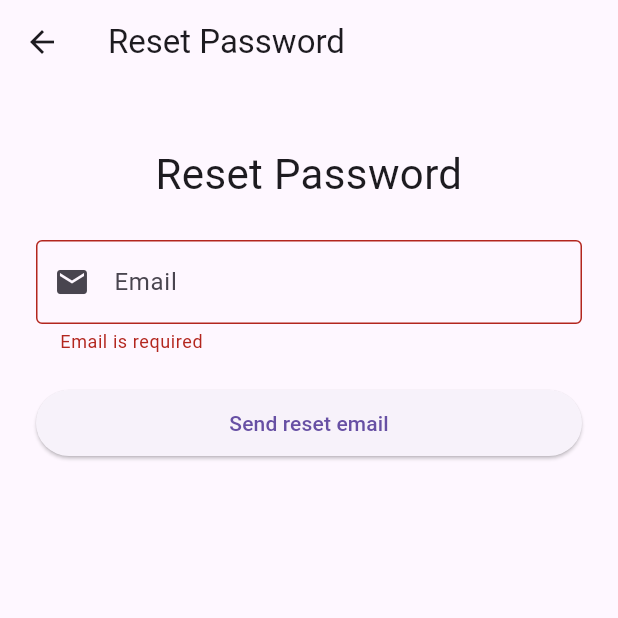
After one commit to thefurnace831/furnace-app, a Flutter app: the ForgotPasswordPage screen opened directly, after a tap on "Send reset email", on a phone screen of 412 x 824 dp, the top half of it. The commit adds this screen. Run offline on Flutter 3.47's test engine with Material 3 defaults, Android fonts, the phone set to English and light mode, and no system bars; our stand-ins replace flutter_dotenv, flutter_secure_storage, page_transition, parse_server_sdk_flutter; missing offline and left inert: mobile_scanner; accounts and stored records are empty.

Commit message:
Users can change there password in account menu, users can reset there password if they forgot it on login

```diff
--- /dev/null
+++ b/lib/forgot_password.dart
@@ -0,0 +1,189 @@
+import 'package:flutter/material.dart';
+import 'package:parse_server_sdk_flutter/parse_server_sdk_flutter.dart';
+
+class ForgotPasswordPage extends StatefulWidget {
+  const ForgotPasswordPage({super.key, this.initialEmail});
+
+  final String? initialEmail;
+
+  @override
+  State<ForgotPasswordPage> createState() => _ForgotPasswordPageState();
+}
+
+class _ForgotPasswordPageState extends State<ForgotPasswordPage> {
+  static final _emailRegex = RegExp(r'^[\w\.\-\+]+@[\w\.\-]+\.\w{2,}$');
+
+  final _formKey = GlobalKey<FormState>();
+  late final TextEditingController _emailController;
+  bool _submitting = false;
+  bool _sent = false;
+
+  @override
+  void initState() {
+    super.initState();
+    _emailController = TextEditingController(
+      text: widget.initialEmail?.trim() ?? '',
+    );
+  }
+
+  @override
+  void dispose() {
+    _emailController.dispose();
+    super.dispose();
+  }
+
+  @override
+  Widget build(BuildContext context) {
+    return Scaffold(
+      appBar: AppBar(title: const Text('Reset Password')),
+      body: SafeArea(
+        child: SingleChildScrollView(
+          padding: const EdgeInsets.fromLTRB(24, 24, 24, 32),
+          child: Center(
+            child: ConstrainedBox(
+              constraints: const BoxConstraints(maxWidth: 420),
+              child: _sent ? _buildSentState() : _buildRequestForm(),
+            ),
+          ),
+        ),
+      ),
+    );
+  }
+
+  Widget _buildRequestForm() {
+    return Form(
+      key: _formKey,
+      autovalidateMode: AutovalidateMode.onUserInteraction,
+      child: Column(
+        crossAxisAlignment: CrossAxisAlignment.stretch,
+        children: [
+          const Padding(
+            padding: EdgeInsets.fromLTRB(20, 16, 20, 24),
+            child: Center(
+              child: Text(
+                'Reset Password',
+                textAlign: TextAlign.center,
+                style: TextStyle(fontSize: 28),
+              ),
+            ),
+          ),
+          TextFormField(
+            controller: _emailController,
+            keyboardType: TextInputType.emailAddress,
+            autofillHints: const [AutofillHints.email],
+            textInputAction: TextInputAction.done,
+            decoration: const InputDecoration(
+              border: OutlineInputBorder(),
+              hintText: 'Email',
+              prefixIcon: Icon(Icons.email),
+            ),
+            onFieldSubmitted: (_) => _requestPasswordReset(),
+            validator: _emailValidator,
+          ),
+          const SizedBox(height: 24),
+          SizedBox(
+            height: 44,
+            child: ElevatedButton(
+              onPressed: _submitting ? null : _requestPasswordReset,
+              child: _submitting
+                  ? const SizedBox(
+                      width: 18,
+                      height: 18,
+                      child: CircularProgressIndicator(strokeWidth: 2),
+                    )
+                  : const Text('Send reset email'),
+            ),
+          ),
+        ],
+      ),
+    );
+  }
+
+  Widget _buildSentState() {
+    final email = _emailController.text.trim();
+
+    return Column(
+      crossAxisAlignment: CrossAxisAlignment.stretch,
+      children: [
+        const Icon(
+          Icons.check_circle_outline,
+          color: Colors.green,
+          size: 52,
+        ),
+        const SizedBox(height: 16),
+        const Text(
+          'Reset email sent',
+          textAlign: TextAlign.center,
+          style: TextStyle(
+            fontSize: 24,
+            fontWeight: FontWeight.bold,
+          ),
+        ),
+        const SizedBox(height: 12),
+        Text(
+          'Check $email for the password reset link. If it is not in your inbox, check your spam folder.',
+          textAlign: TextAlign.center,
+        ),
+        const SizedBox(height: 24),
+        ElevatedButton(
+          onPressed: () => Navigator.of(context).pop(),
+          child: const Text('Back to login'),
+        ),
+        TextButton(
+          onPressed: () => setState(() => _sent = false),
+          child: const Text('Use a different email'),
+        ),
+      ],
+    );
+  }
+
+  String? _emailValidator(String? value) {
+    if (value == null || value.trim().isEmpty) {
+      return 'Email is required';
+    }
+    if (!_emailRegex.hasMatch(value.trim())) {
+      return 'Enter a valid email address';
+    }
+    return null;
+  }
+
+  Future<void> _requestPasswordReset() async {
+    if (!(_formKey.currentState?.validate() ?? false)) return;
+
+    setState(() => _submitting = true);
+
+    final email = _emailController.text.trim();
+    final user = ParseUser(null, null, email);
+    final response = await user.requestPasswordReset();
+
+    if (!mounted) return;
+    setState(() => _submitting = false);
+
+    if (response.success) {
+      setState(() => _sent = true);
+      return;
+    }
+
+    showError(response.error?.message ?? 'Unable to send reset email');
+  }
+
+  void showError(String errorMessage) {
+    showDialog(
+      context: context,
+      builder: (BuildContext context) {
+        return AlertDialog(
+          title: const Text('Error!'),
+          content: Text(errorMessage),
+          actions: <Widget>[
+            TextButton(
+              child: const Text('OK'),
+              onPressed: () {
+                Navigator.of(context).pop();
+              },
+            ),
+          ],
+        );
+      },
+    );
+  }
+}
```
Also changed, not shown: lib/login.dart (+24 -2 lines), 1 other file.
